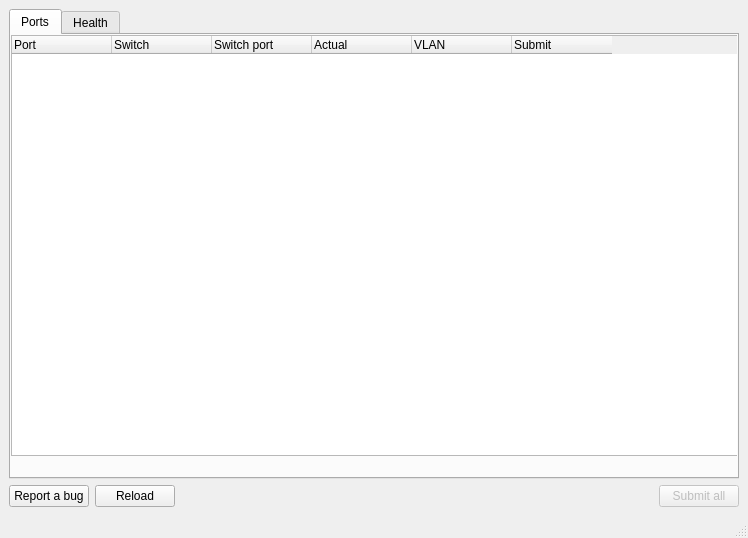
Qt form NewGui.ui (germandutchwindtunnels/nettools) before a commit.
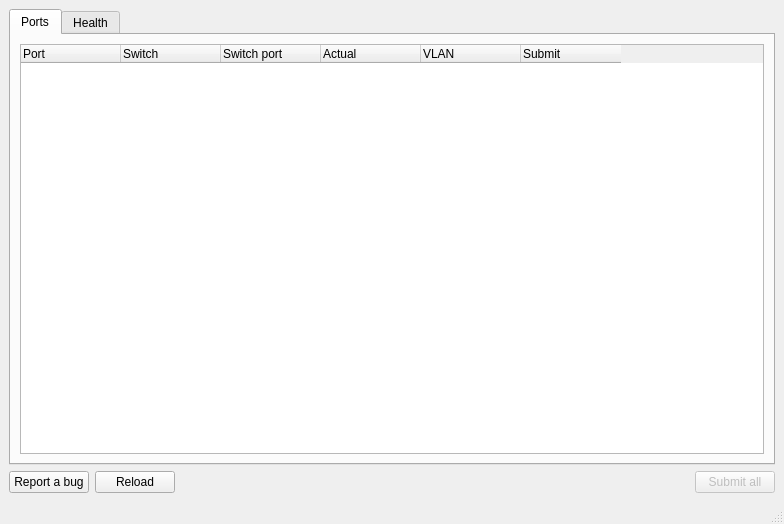
The same form after that commit.

```diff
--- a/NewGui.ui
+++ b/NewGui.ui
@@ -6,8 +6,8 @@
    <rect>
     <x>0</x>
     <y>0</y>
-    <width>748</width>
-    <height>538</height>
+    <width>784</width>
+    <height>524</height>
    </rect>
   </property>
   <property name="windowTitle">
@@ -27,15 +27,9 @@
        <attribute name="title">
         <string>Ports</string>
        </attribute>
+       <layout class="QGridLayout" name="gridLayout">
+        <item row="0" column="0">
        <widget class="QTreeWidget" name="ports">
-        <property name="geometry">
-         <rect>
-          <x>0</x>
-          <y>0</y>
-          <width>730</width>
-          <height>421</height>
-         </rect>
-        </property>
         <attribute name="headerStretchLastSection">
          <bool>false</bool>
         </attribute>
@@ -70,6 +64,8 @@
          </property>
         </column>
        </widget>
+        </item>
+       </layout>
       </widget>
       <widget class="QWidget" name="HealthTab">
        <attribute name="title">
```
Left out of the diff: 16 changed lines with no effect on the pictures. Lines whose indentation alone changed are shown as unchanged.
